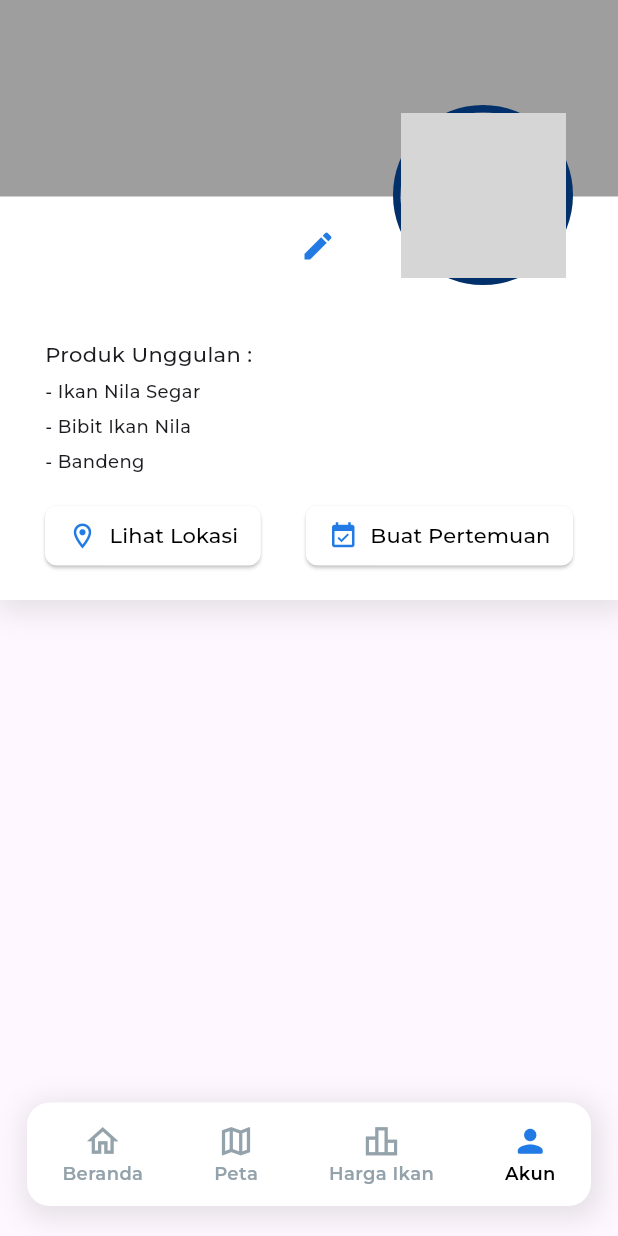
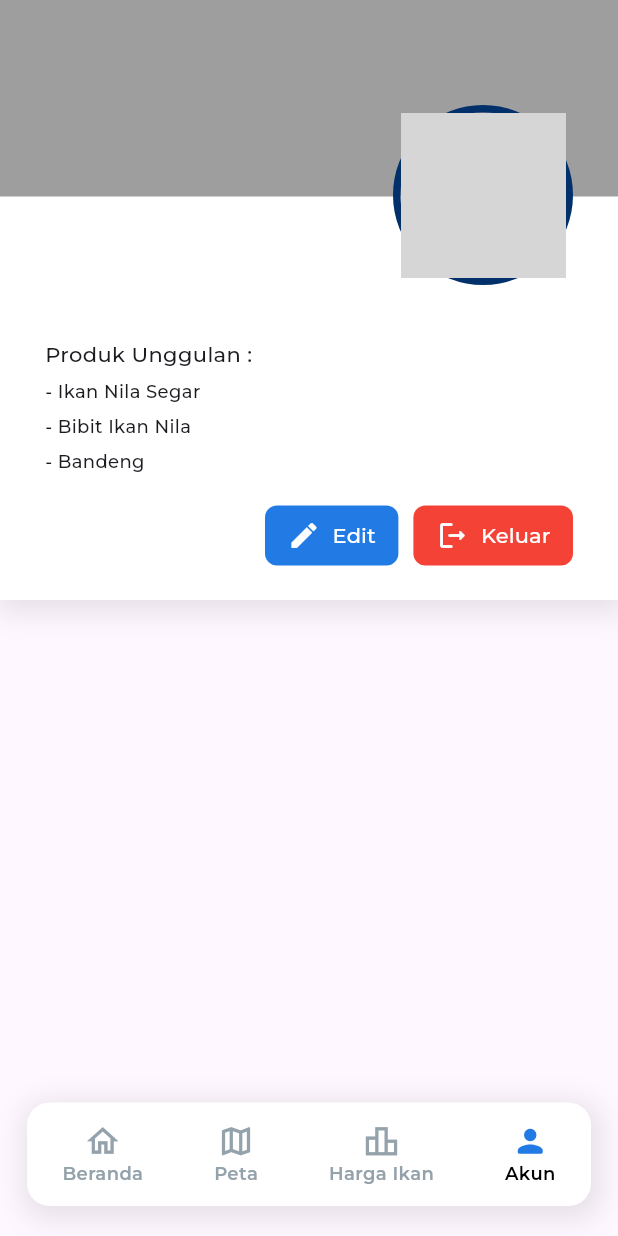
Before and after one commit to fiqifalahdev/project-akhir-frontend, a Flutter app: the Layout screen opened directly, item 4 of the bottom bar chosen, on a phone screen of 412 x 824 dp. Run offline on Flutter 3.47's test engine with Material 3 defaults, Android fonts, the phone set to English and light mode, and no system bars; our stand-ins replace calendar_date_picker2, flutter_dotenv, flutter_riverpod, freezed_annotation, geocoding, geolocator and 4 more; missing offline and left inert: mapbox_gl; accounts and stored records are empty; network calls fail; project files that could hold a hidden picture were left out; grey boxes are pictures that could not be loaded.

Commit message:
fix: store location deevices to database and refactor the token states

```diff
--- a/lib/pages/layout.dart
+++ b/lib/pages/layout.dart
@@ -34,15 +34,7 @@
 
   @override
   Widget build(BuildContext context) {
-    ref.watch(tokenProvider).when(
-        data: (data) => data,
-        error: (error, stackTrace) {
-          throw Exception("Error: $error");
-        },
-        loading: () {
-          return LoadingAnimationWidget.discreteCircle(
-              color: CustomColors.primary, size: 30);
-        });
+    ref.watch(tokenProvider);
 
     return SafeArea(
         child: Scaffold(
--- a/lib/pages/profile_page.dart
+++ b/lib/pages/profile_page.dart
@@ -1,9 +1,13 @@
+import 'dart:math';
+
 import 'package:flutter/material.dart';
 import 'package:flutter_riverpod/flutter_riverpod.dart';
 import 'package:frontend_tambakku/logic/states_new.dart';
+import 'package:frontend_tambakku/pages/login_page.dart';
 import 'package:frontend_tambakku/pages/update_profile_page.dart';
 import 'package:frontend_tambakku/util/main_util.dart';
 import 'package:frontend_tambakku/util/styles.dart';
+import 'package:quickalert/quickalert.dart';
 
 class ProfilePage extends StatefulWidget {
   const ProfilePage({super.key});
@@ -65,17 +69,6 @@
                                 fontSize: 26,
                                 fontWeight: FontWeight.bold,
                               )),
-                          IconButton(
-                              onPressed: () {
-                                //   Nanti navigator push ke halaman edit profile
-                                Navigator.push(
-                                    context,
-                                    MaterialPageRoute(
-                                        builder: (context) =>
-                                            UpdateProfilePage(data)));
-                              },
-                              icon: const Icon(Icons.edit,
-                                  color: CustomColors.primary))
                         ],
                       ),
                     ),
@@ -148,62 +141,94 @@
                         ),
                         // Button Navigation Profile //
                         Row(
-                          mainAxisAlignment: MainAxisAlignment.spaceBetween,
+                          mainAxisAlignment: MainAxisAlignment.end,
                           children: [
-                            ElevatedButton.icon(
-                              onPressed: () {},
+                            TextButton.icon(
+                              onPressed: () {
+                                //   Nanti navigator push ke halaman edit profile
+                                Navigator.push(
+                                    context,
+                                    MaterialPageRoute(
+                                        builder: (context) =>
+                                            UpdateProfilePage(data)));
+                              },
+                              style: ButtonStyle(
+                                  backgroundColor: MaterialStateProperty.all(
+                                      CustomColors.primary),
+                                  padding: MaterialStateProperty.all(
+                                    const EdgeInsets.symmetric(
+                                        vertical: 5, horizontal: 15),
+                                  ),
+                                  shape: MaterialStateProperty.all(
+                                    RoundedRectangleBorder(
+                                      borderRadius: BorderRadius.circular(8),
+                                    ),
+                                  )),
                               icon: const Icon(
-                                Icons.location_on_outlined,
-                                color: CustomColors.primary,
-                                size: 20,
+                                Icons.edit,
+                                color: CustomColors.putih,
+                                size: 22,
                               ),
-                              label: const Text(
-                                "Lihat Lokasi",
+                              label: const Text("Edit",
                                   style: TextStyle(
-                                    color: Colors.black, fontSize: 14),
-                              ),
-                              style: ButtonStyle(
-                                  padding: const MaterialStatePropertyAll<
-                                          EdgeInsets>(
-                                      EdgeInsets.symmetric(
-                                          horizontal: 15, vertical: 5)),
-                                  backgroundColor:
-                                      const MaterialStatePropertyAll<Color>(
-                                          Colors.white),
-                                  shape: MaterialStatePropertyAll<
-                                          RoundedRectangleBorder>(
-                                      RoundedRectangleBorder(
-                                          borderRadius:
-                                              BorderRadius.circular(8)))),
+                                      color: Colors.white, fontSize: 14)),
                             ),
                             const SizedBox(
                               width: 10,
                             ),
-                            ElevatedButton.icon(
-                                onPressed: () {},
+                            TextButton.icon(
+                              onPressed: () {
+                                ref
+                                    .read(registrationProvider.notifier)
+                                    .logout()
+                                    .then((value) {
+                                  QuickAlert.show(
+                                    context: context,
+                                    type: QuickAlertType.success,
+                                    title: "Berhasil",
+                                    text: value ?? "Berhasil Keluar",
+                                    onConfirmBtnTap: () {
+                                      Navigator.pushReplacement(
+                                          context,
+                                          MaterialPageRoute(
+                                              builder: (context) =>
+                                                  const LoginPage()));
+                                    },
+                                  );
+                                }).catchError((error) {
+                                  QuickAlert.show(
+                                    context: context,
+                                    type: QuickAlertType.error,
+                                    title: "Error",
+                                    text: "Terdapat Kesalahan pada Server!",
+                                  );
+                                });
+                              },
                               style: ButtonStyle(
-                                    padding: const MaterialStatePropertyAll<
-                                            EdgeInsets>(
-                                        EdgeInsets.symmetric(
-                                            horizontal: 15, vertical: 5)),
                                   backgroundColor:
-                                        const MaterialStatePropertyAll<Color>(
-                                            Colors.white),
-                                    shape: MaterialStatePropertyAll<
-                                            RoundedRectangleBorder>(
+                                      MaterialStateProperty.all(Colors.red),
+                                  padding: MaterialStateProperty.all(
+                                    const EdgeInsets.symmetric(
+                                        vertical: 5, horizontal: 15),
+                                  ),
+                                  shape: MaterialStateProperty.all(
                                     RoundedRectangleBorder(
-                                            borderRadius:
-                                                BorderRadius.circular(8)))),
+                                      borderRadius: BorderRadius.circular(8),
+                                    ),
+                                  )),
                               icon: const Icon(
-                                  Icons.event_available,
-                                  color: CustomColors.primary,
-                                  size: 20,
+                                Icons.logout_rounded,
+                                color: CustomColors.putih,
+                                size: 22,
                               ),
                               label: const Text(
-                                  "Buat Pertemuan",
+                                "Keluar",
                                 style: TextStyle(
-                                      color: Colors.black, fontSize: 14),
-                                ))
+                                  color: Colors.white,
+                                  fontSize: 14,
+                                ),
+                              ),
+                            )
                           ],
                         ),
                       ]),
--- a/lib/util/main_util.dart
+++ b/lib/util/main_util.dart
@@ -16,9 +16,15 @@
   // login user
   String get loginUrl => '${_baseUrl}login';
 
+  // logout user
+  String get logoutUrl => '${_baseUrl}logout';
+
   // Get base info
   String get baseInfo => '${_baseUrl}profiles';
 
   // Update Profile data
   String get updateProfile => '${_baseUrl}profiles?_method=PUT';
+
+  // Post user location
+  String get postLocation => '${_baseUrl}store/location';
 }
```
Also changed, not shown: lib/logic/states_new.dart (+128 -16 lines), lib/models/user.dart (+60 -41 lines), lib/pages/loading_page.dart (+8 -4 lines), lib/pages/update_profile_page.dart (+2 -5 lines), lib/models/user.freezed.dart (added), lib/models/user.g.dart (added). Lines whose indentation alone changed are shown as unchanged.
